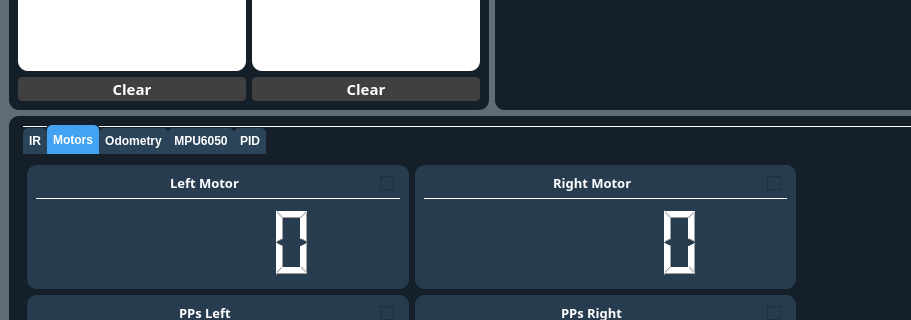
The window that Qt-UI-SBR/qtuisbr.ui (mayeragustin/Qt-UI-SBR) describes before a commit, drawn with Qt 5; both pictures show x 0 to 911 and y 268 to 588 of the 1207 by 714 pixel window.
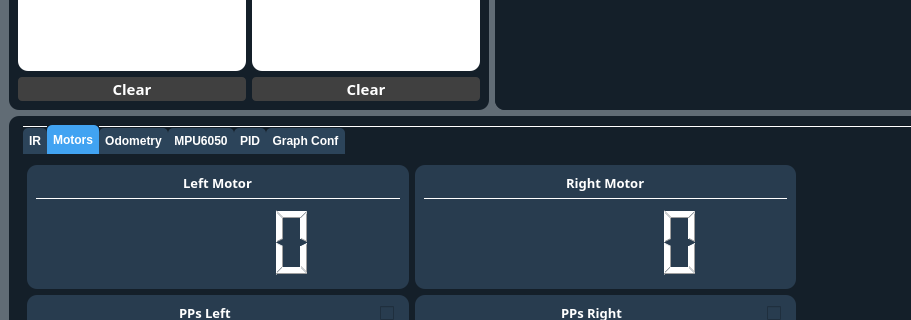
The same window after the commit. The open tabs and pages were chosen to show the change. Icons and pictures are not drawn. Custom widgets are drawn as their Qt base class.

```diff
--- a/Qt-UI-SBR/qtuisbr.ui
+++ b/Qt-UI-SBR/qtuisbr.ui
@@ -1351,7 +1351,7 @@
                    </property>
                    <layout class="QGridLayout" name="gridLayout_37" rowstretch="1,0,10">
                     <item row="0" column="0">
-                     <layout class="QHBoxLayout" name="horizontalLayout_49" stretch="1,0">
+                     <layout class="QHBoxLayout" name="horizontalLayout_49" stretch="1">
                       <item alignment="Qt::AlignmentFlag::AlignHCenter">
                        <widget class="QLabel" name="label_33">
                         <property name="font">
@@ -1368,16 +1368,6 @@
                         </property>
                        </widget>
                       </item>
-                      <item>
-                       <widget class="QCheckBox" name="checkBox_hcsr_32">
-                        <property name="cursor">
-                         <cursorShape>PointingHandCursor</cursorShape>
-                        </property>
-                        <property name="text">
-                         <string/>
-                        </property>
-                       </widget>
-                      </item>
                      </layout>
                     </item>
                     <item row="1" column="0">
@@ -1427,7 +1417,7 @@
                    </property>
                    <layout class="QGridLayout" name="gridLayout_38" rowstretch="1,0,10">
                     <item row="0" column="0">
-                     <layout class="QHBoxLayout" name="horizontalLayout_50" stretch="1,0">
+                     <layout class="QHBoxLayout" name="horizontalLayout_50" stretch="1">
                       <item alignment="Qt::AlignmentFlag::AlignHCenter">
                        <widget class="QLabel" name="label_34">
                         <property name="font">
@@ -1447,16 +1437,6 @@
                         </property>
                        </widget>
                       </item>
-                      <item>
-                       <widget class="QCheckBox" name="checkBox_hcsr_33">
-                        <property name="cursor">
-                         <cursorShape>PointingHandCursor</cursorShape>
-                        </property>
-                        <property name="text">
-                         <string/>
-                        </property>
-                       </widget>
-                      </item>
                      </layout>
                     </item>
                     <item row="1" column="0">
@@ -3328,6 +3308,11 @@
            </item>
           </layout>
          </widget>
+         <widget class="QWidget" name="graph">
+          <attribute name="title">
+           <string>Graph Conf</string>
+          </attribute>
+         </widget>
         </widget>
        </item>
       </layout>
```
Left out of the diff: 66 changed lines with no effect on the pictures.
